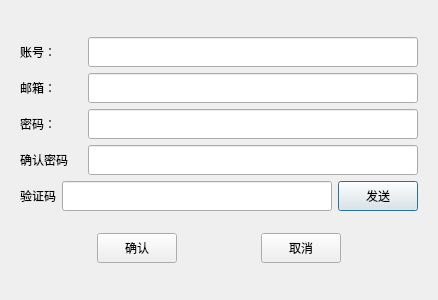
Old version of the form chat_project/registerdialog.ui in the repository fantasy-create/chatproject.
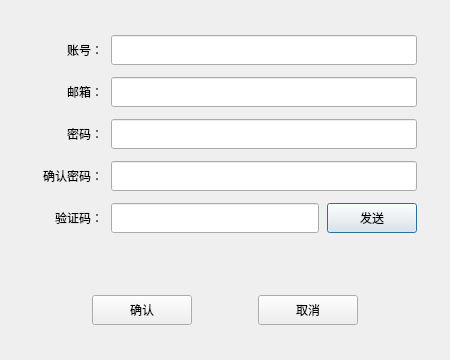
New version of the form.

Patch:
```diff
--- a/chat_project/registerdialog.ui
+++ b/chat_project/registerdialog.ui
@@ -6,16 +6,26 @@
    <rect>
     <x>0</x>
     <y>0</y>
-    <width>400</width>
-    <height>300</height>
+    <width>450</width>
+    <height>360</height>
    </rect>
   </property>
   <property name="windowTitle">
    <string>Dialog</string>
   </property>
   <layout class="QVBoxLayout" name="verticalLayout_2">
-   <item>
-    <layout class="QVBoxLayout" name="verticalLayout">
+   <property name="leftMargin">
+    <number>24</number>
+   </property>
+   <property name="topMargin">
+    <number>24</number>
+   </property>
+   <property name="rightMargin">
+    <number>24</number>
+   </property>
+   <property name="bottomMargin">
+    <number>24</number>
+   </property>
      <item>
       <widget class="QStackedWidget" name="stackedWidget">
        <property name="currentIndex">
@@ -31,209 +41,226 @@
            <property name="sizeHint" stdset="0">
             <size>
              <width>20</width>
-             <height>40</height>
+           <height>20</height>
             </size>
            </property>
           </spacer>
          </item>
          <item>
-          <layout class="QHBoxLayout" name="horizontalLayout" stretch="1,4">
-           <item>
+        <layout class="QGridLayout" name="gridLayout">
+         <property name="horizontalSpacing">
+          <number>8</number>
+         </property>
+         <property name="verticalSpacing">
+          <number>12</number>
+         </property>
+         <item row="0" column="0">
             <widget class="QLabel" name="acc">
              <property name="minimumSize">
               <size>
-               <width>0</width>
-               <height>25</height>
+             <width>70</width>
+             <height>30</height>
               </size>
              </property>
              <property name="maximumSize">
               <size>
-               <width>16777215</width>
-               <height>25</height>
+             <width>70</width>
+             <height>30</height>
               </size>
              </property>
              <property name="text">
               <string>账号：</string>
              </property>
-            </widget>
-           </item>
-           <item>
+           <property name="alignment">
+            <set>Qt::AlignmentFlag::AlignRight|Qt::AlignmentFlag::AlignTrailing|Qt::AlignmentFlag::AlignVCenter</set>
+           </property>
+          </widget>
+         </item>
+         <item row="0" column="1" colspan="2">
             <widget class="QLineEdit" name="accEdit">
              <property name="minimumSize">
               <size>
-               <width>330</width>
+             <width>0</width>
                <height>30</height>
               </size>
              </property>
              <property name="maximumSize">
               <size>
-               <width>330</width>
+             <width>16777215</width>
                <height>30</height>
               </size>
              </property>
             </widget>
            </item>
-          </layout>
-         </item>
-         <item>
-          <layout class="QHBoxLayout" name="horizontalLayout_2" stretch="1,4">
-           <item>
+         <item row="1" column="0">
             <widget class="QLabel" name="email">
              <property name="minimumSize">
               <size>
-               <width>0</width>
-               <height>25</height>
+             <width>70</width>
+             <height>30</height>
               </size>
              </property>
              <property name="maximumSize">
               <size>
-               <width>16777215</width>
-               <height>25</height>
+             <width>70</width>
+             <height>30</height>
               </size>
              </property>
              <property name="text">
               <string>邮箱：</string>
              </property>
-            </widget>
-           </item>
-           <item>
+           <property name="alignment">
+            <set>Qt::AlignmentFlag::AlignRight|Qt::AlignmentFlag::AlignTrailing|Qt::AlignmentFlag::AlignVCenter</set>
+           </property>
+          </widget>
+         </item>
+         <item row="1" column="1" colspan="2">
             <widget class="QLineEdit" name="emailEdit">
              <property name="minimumSize">
               <size>
-               <width>330</width>
+             <width>0</width>
                <height>30</height>
               </size>
              </property>
              <property name="maximumSize">
               <size>
-               <width>330</width>
+             <width>16777215</width>
                <height>30</height>
               </size>
              </property>
             </widget>
            </item>
-          </layout>
-         </item>
-         <item>
-          <layout class="QHBoxLayout" name="horizontalLayout_3" stretch="1,4">
-           <item>
+         <item row="2" column="0">
             <widget class="QLabel" name="password">
              <property name="minimumSize">
               <size>
-               <width>0</width>
-               <height>25</height>
+             <width>70</width>
+             <height>30</height>
               </size>
              </property>
              <property name="maximumSize">
               <size>
-               <width>16777215</width>
-               <height>25</height>
+             <width>70</width>
+             <height>30</height>
               </size>
              </property>
              <property name="text">
               <string>密码：</string>
              </property>
-            </widget>
-           </item>
-           <item>
+           <property name="alignment">
+            <set>Qt::AlignmentFlag::AlignRight|Qt::AlignmentFlag::AlignTrailing|Qt::AlignmentFlag::AlignVCenter</set>
+           </property>
+          </widget>
+         </item>
+         <item row="2" column="1" colspan="2">
             <widget class="QLineEdit" name="passEdit">
              <property name="minimumSize">
               <size>
-               <width>330</width>
+             <width>0</width>
                <height>30</height>
               </size>
              </property>
              <property name="maximumSize">
               <size>
-               <width>20</width>
-               <height>330</height>
-              </size>
-             </property>
-            </widget>
-           </item>
-          </layout>
-         </item>
-         <item>
-          <layout class="QHBoxLayout" name="horizontalLayout_4" stretch="1,4">
-           <item>
+             <width>16777215</width>
+             <height>30</height>
+            </size>
+           </property>
+           <property name="echoMode">
+            <enum>QLineEdit::EchoMode::Password</enum>
+           </property>
+          </widget>
+         </item>
+         <item row="3" column="0">
             <widget class="QLabel" name="confirm">
              <property name="minimumSize">
               <size>
-               <width>0</width>
-               <height>25</height>
+             <width>70</width>
+             <height>30</height>
               </size>
              </property>
              <property name="maximumSize">
               <size>
-               <width>16777215</width>
-               <height>25</height>
+             <width>70</width>
+             <height>30</height>
               </size>
              </property>
              <property name="text">
-              <string>确认密码</string>
+            <string>确认密码：</string>
+           </property>
+           <property name="alignment">
+            <set>Qt::AlignmentFlag::AlignRight|Qt::AlignmentFlag::AlignTrailing|Qt::AlignmentFlag::AlignVCenter</set>
              </property>
             </widget>
            </item>
-           <item>
+         <item row="3" column="1" colspan="2">
             <widget class="QLineEdit" name="confEdit">
              <property name="minimumSize">
               <size>
-               <width>330</width>
+             <width>0</width>
                <height>30</height>
               </size>
              </property>
              <property name="maximumSize">
               <size>
-               <width>330</width>
+             <width>16777215</width>
                <height>30</height>
               </size>
              </property>
-            </widget>
-           </item>
-          </layout>
-         </item>
-         <item>
-          <layout class="QHBoxLayout" name="horizontalLayout_5" stretch="1,3,1">
-           <item>
+           <property name="echoMode">
+            <enum>QLineEdit::EchoMode::Password</enum>
+           </property>
+          </widget>
+         </item>
+         <item row="4" column="0">
             <widget class="QLabel" name="capt">
              <property name="minimumSize">
               <size>
-               <width>0</width>
-               <height>25</height>
+             <width>70</width>
+             <height>30</height>
               </size>
              </property>
              <property name="maximumSize">
               <size>
-               <width>16777215</width>
-               <height>25</height>
+             <width>70</width>
+             <height>30</height>
               </size>
              </property>
              <property name="text">
-              <string>验证码</string>
+            <string>验证码：</string>
+           </property>
+           <property name="alignment">
+            <set>Qt::AlignmentFlag::AlignRight|Qt::AlignmentFlag::AlignTrailing|Qt::AlignmentFlag::AlignVCenter</set>
              </property>
             </widget>
            </item>
-           <item>
+         <item row="4" column="1">
             <widget class="QLineEdit" name="captEdit">
              <property name="minimumSize">
               <size>
-               <width>270</width>
+             <width>0</width>
                <height>30</height>
               </size>
              </property>
              <property name="maximumSize">
               <size>
-               <width>200</width>
+             <width>16777215</width>
                <height>30</height>
               </size>
              </property>
             </widget>
            </item>
-           <item>
+         <item row="4" column="2">
             <widget class="QPushButton" name="capt_btn">
              <property name="minimumSize">
               <size>
-               <width>0</width>
+             <width>90</width>
+             <height>30</height>
+            </size>
+           </property>
+           <property name="maximumSize">
+            <size>
+             <width>90</width>
                <height>30</height>
               </size>
              </property>
@@ -244,6 +271,22 @@
            </item>
           </layout>
          </item>
+       <item>
+        <widget class="QWidget" name="widget" native="true">
+         <layout class="QVBoxLayout" name="verticalLayout">
+          <item>
+           <widget class="QLabel" name="err_tip">
+            <property name="text">
+             <string/>
+            </property>
+            <property name="alignment">
+             <set>Qt::AlignmentFlag::AlignRight|Qt::AlignmentFlag::AlignTrailing|Qt::AlignmentFlag::AlignVCenter</set>
+            </property>
+           </widget>
+          </item>
+         </layout>
+        </widget>
+       </item>
          <item>
           <spacer name="verticalSpacer_3">
            <property name="orientation">
@@ -252,7 +295,7 @@
            <property name="sizeHint" stdset="0">
             <size>
              <width>20</width>
-             <height>40</height>
+           <height>35</height>
             </size>
            </property>
           </spacer>
@@ -276,13 +319,13 @@
             <widget class="QPushButton" name="reg_btn">
              <property name="minimumSize">
               <size>
-               <width>0</width>
+             <width>100</width>
                <height>30</height>
               </size>
              </property>
              <property name="maximumSize">
               <size>
-               <width>16777215</width>
+             <width>100</width>
                <height>30</height>
               </size>
              </property>
@@ -308,13 +351,13 @@
             <widget class="QPushButton" name="cancel_btn">
              <property name="minimumSize">
               <size>
-               <width>0</width>
+             <width>100</width>
                <height>30</height>
               </size>
              </property>
              <property name="maximumSize">
               <size>
-               <width>16777215</width>
+             <width>100</width>
                <height>30</height>
               </size>
              </property>
@@ -346,7 +389,7 @@
            <property name="sizeHint" stdset="0">
             <size>
              <width>20</width>
-             <height>40</height>
+           <height>20</height>
             </size>
            </property>
           </spacer>
@@ -355,8 +398,6 @@
        </widget>
        <widget class="QWidget" name="page_2"/>
       </widget>
-     </item>
-    </layout>
    </item>
   </layout>
  </widget>
```
Left out of the diff: 2 changed lines with no effect on the pictures. Lines whose indentation alone changed are shown as unchanged.
